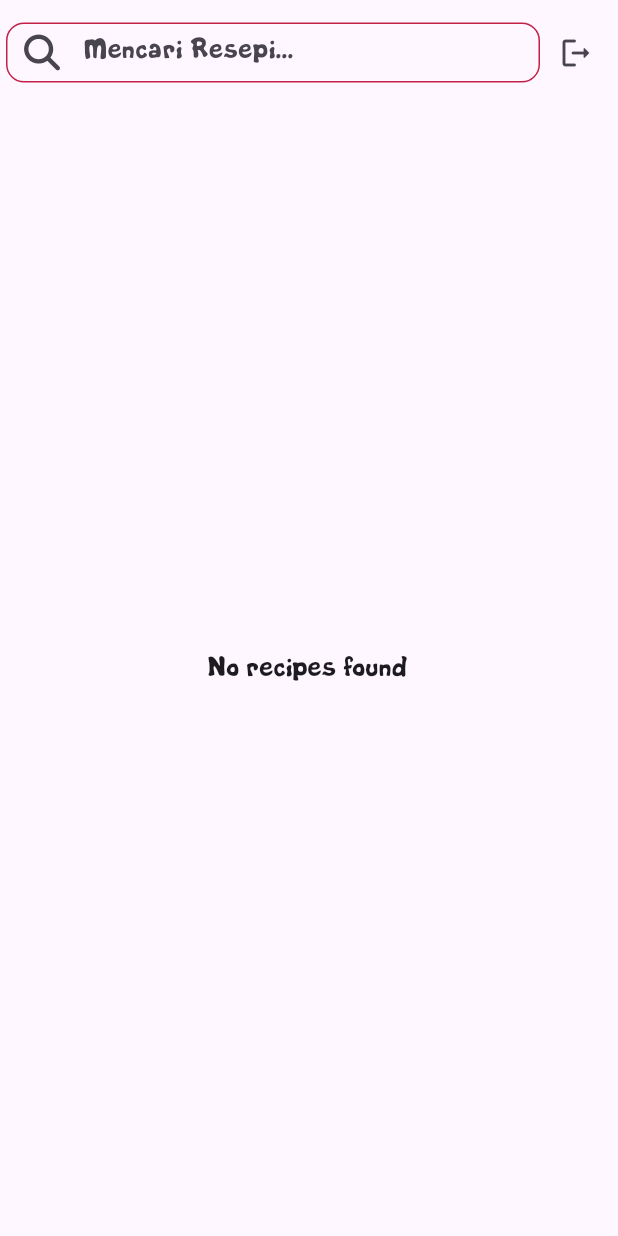
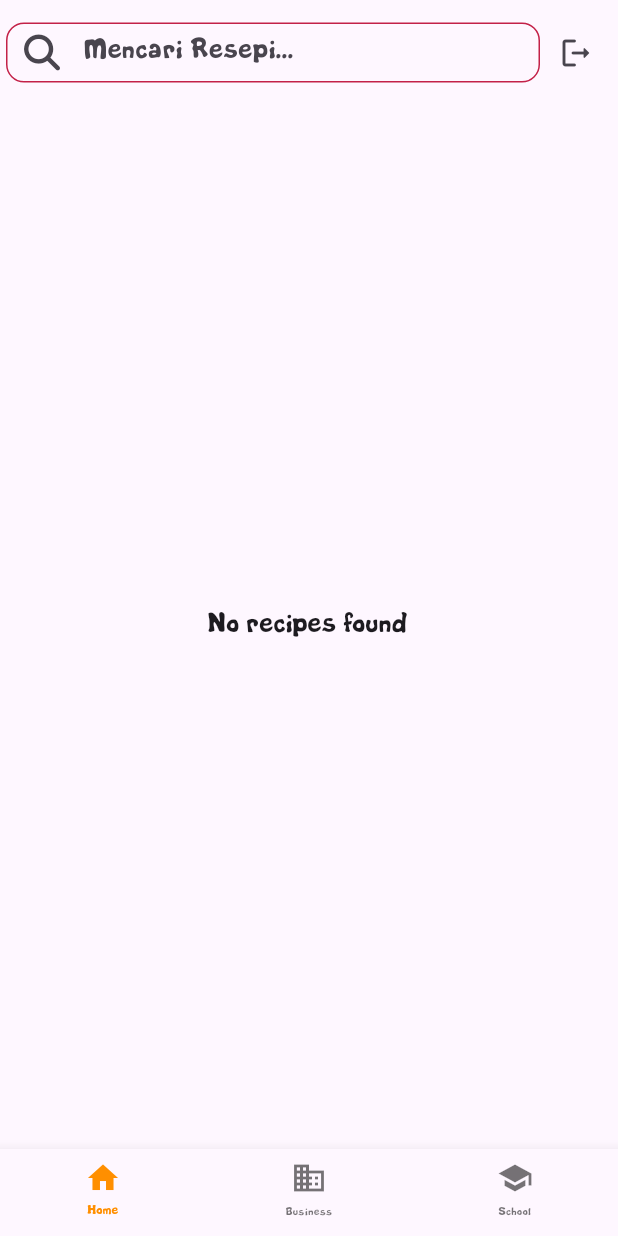
Before and after one commit to mudon/Flutter-Recipe-Apps, a Flutter app: the screen it shows once a user with an empty profile is signed in, on a phone screen of 412 x 824 dp. Run offline on Flutter 3.47's test engine with Material 3 defaults, Android fonts, the phone set to English and light mode, and no system bars; our stand-ins replace bloc, cloud_firestore, firebase_auth, firebase_core, flutter_bloc, flutter_dotenv and 1 more; accounts and stored records are empty; network calls fail.

```diff
--- a/lib/presentation_layer/ui/recipe_main_ui.dart
+++ b/lib/presentation_layer/ui/recipe_main_ui.dart
@@ -35,6 +35,7 @@ class _MainPageViewState extends State<MainPageView> {
   Timer? _timer;
   List<int> likeCount = [];
   List<bool> isLiked = [];
+  int selectedIndex = 0;
 
   @override
   void initState() {
@@ -66,6 +67,12 @@ class _MainPageViewState extends State<MainPageView> {
           curve: Curves.easeInOut,
         );
       }
+    });
+  }
+
+  void onItemTapped(int index) {
+    setState(() {
+      selectedIndex = index;
     });
   }
 
@@ -390,6 +397,25 @@ class _MainPageViewState extends State<MainPageView> {
           ],
         ),
       ),
+      bottomNavigationBar: BottomNavigationBar(
+        items: const <BottomNavigationBarItem>[
+          BottomNavigationBarItem(
+            icon: Icon(Icons.home),
+            label: 'Home',
+          ),
+          BottomNavigationBarItem(
+            icon: Icon(Icons.business),
+            label: 'Business',
+          ),
+          BottomNavigationBarItem(
+            icon: Icon(Icons.school),
+            label: 'School',
+          ),
+        ],
+        currentIndex: selectedIndex,
+        selectedItemColor: Colors.amber[800],
+        onTap: onItemTapped,
+      ),
     );
   }
 }
```
Also changed, not shown: pubspec.yaml (+5 -6 lines), pubspec.lock.
